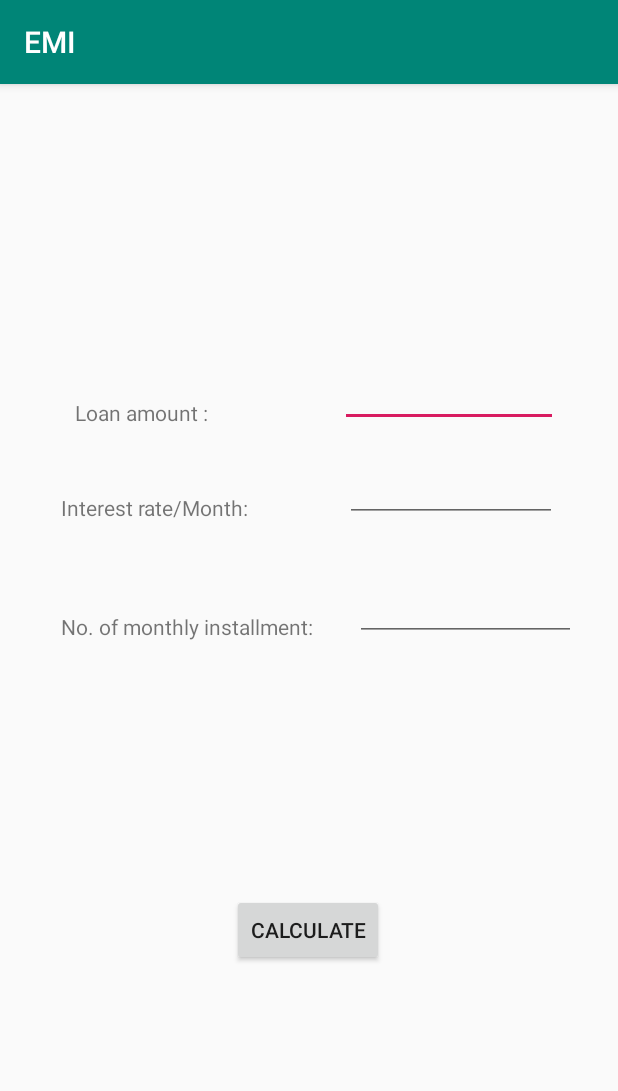
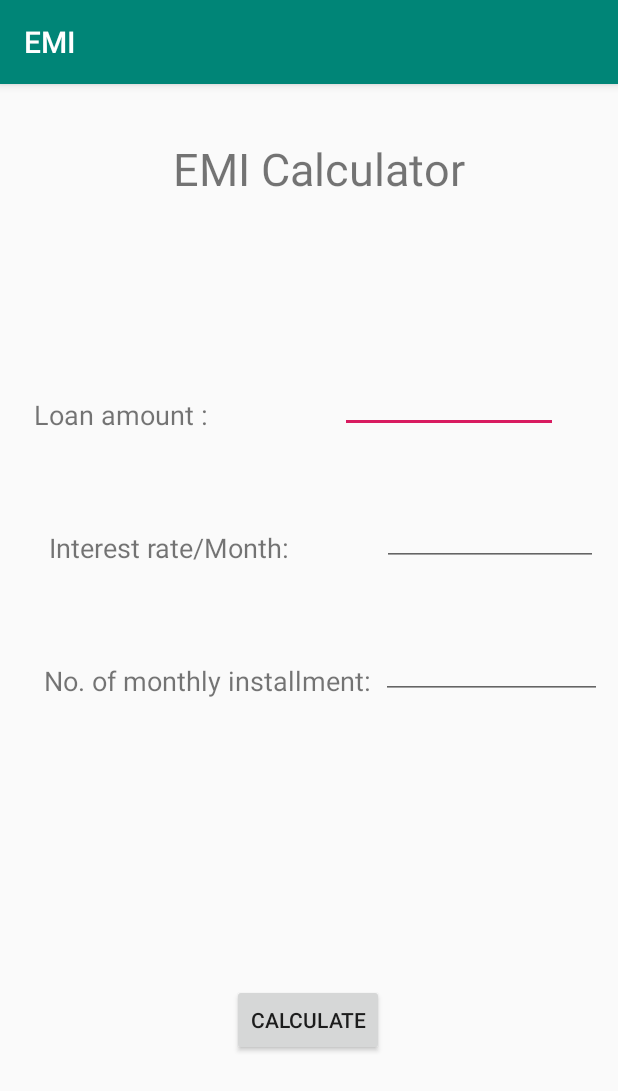
Before and after one commit to bxettri/EMIcalc, an Android app: the screen it shows after launch (MainActivity), on a phone screen of 412 x 824 dp. Shown: the top 1091 px of the screen. Run offline under Robolectric (Android 15) with nearby library versions, the phone set to English and light mode, and no system bars.

Commit message:
Complete Project

```diff
--- a/app/src/main/java/com/example/emi/MainActivity.java
+++ b/app/src/main/java/com/example/emi/MainActivity.java
@@ -3,12 +3,65 @@ package com.example.emi;
 import androidx.appcompat.app.AppCompatActivity;
 
 import android.os.Bundle;
+import android.view.View;
+import android.widget.Button;
+import android.widget.EditText;
+import android.widget.TextView;
 
-public class MainActivity extends AppCompatActivity {
+public class MainActivity extends AppCompatActivity implements View.OnClickListener {
+
+
+    EditText interest;
+    EditText principle;
+    EditText installments;
+    Button btnCalc;
+    TextView txtResult;
+
+
+
+
+
 
     @Override
     protected void onCreate(Bundle savedInstanceState) {
         super.onCreate(savedInstanceState);
         setContentView(R.layout.activity_main);
+
+        principle=findViewById(R.id.txtLoanAmt);
+        interest=findViewById(R.id.txtInterestRate);
+        installments=findViewById(R.id.txtInstallment);
+        txtResult=findViewById(R.id.txtResult);
+        btnCalc=findViewById(R.id.btnCalculate);
+        btnCalc.setOnClickListener(this);
+    }
+
+    @Override
+    public void onClick(View v) {
+
+        float emi;
+        float prin = Float.parseFloat(principle.getText().toString());
+        float inter = Float.parseFloat(interest.getText().toString());
+        float install = Float.parseFloat(installments.getText().toString());
+
+        emi= res(prin,inter,install);
+
+        txtResult.setText(String.format("EMI =%.2f", emi));
+
+
+
+    }
+
+    static float res (float princ, float rate, float time){
+        float emi, r,t, f1;
+        r=rate/100/12;
+        t=time*12;
+        f1 = (float)Math.pow(1+r,t);
+
+        emi=(princ*r*f1)/
+                (f1-1);
+
+        return emi;
+
+
     }
 }
--- a/app/src/main/res/layout/activity_main.xml
+++ b/app/src/main/res/layout/activity_main.xml
@@ -13,6 +13,7 @@
         android:layout_marginEnd="88dp"
         android:layout_marginRight="88dp"
         android:text="Loan amount :"
+        android:textSize="18sp"
         app:layout_constraintBottom_toBottomOf="parent"
         app:layout_constraintEnd_toStartOf="@+id/txtLoanAmt"
         app:layout_constraintLeft_toLeftOf="parent"
@@ -23,10 +24,11 @@
         android:id="@+id/textView2"
         android:layout_width="wrap_content"
         android:layout_height="wrap_content"
-        android:layout_marginTop="44dp"
+        android:layout_marginTop="64dp"
         android:text="Interest rate/Month:"
+        android:textSize="18sp"
         app:layout_constraintEnd_toEndOf="parent"
-        app:layout_constraintHorizontal_bias="0.143"
+        app:layout_constraintHorizontal_bias="0.129"
         app:layout_constraintStart_toStartOf="parent"
         app:layout_constraintTop_toBottomOf="@+id/textView" />
 
@@ -34,10 +36,11 @@
         android:id="@+id/textView3"
         android:layout_width="wrap_content"
         android:layout_height="wrap_content"
-        android:layout_marginTop="60dp"
+        android:layout_marginTop="64dp"
         android:text="No. of monthly installment:"
+        android:textSize="18sp"
         app:layout_constraintEnd_toEndOf="parent"
-        app:layout_constraintHorizontal_bias="0.168"
+        app:layout_constraintHorizontal_bias="0.152"
         app:layout_constraintStart_toStartOf="parent"
         app:layout_constraintTop_toBottomOf="@+id/textView2" />
 
@@ -54,15 +57,15 @@
 
     <EditText
         android:id="@+id/txtInterestRate"
-        android:layout_width="141dp"
-        android:layout_height="37dp"
+        android:layout_width="144dp"
+        android:layout_height="50dp"
         android:layout_marginStart="60dp"
         android:layout_marginLeft="60dp"
         android:ems="10"
         android:inputType="numberDecimal"
         app:layout_constraintBottom_toBottomOf="@+id/textView2"
         app:layout_constraintEnd_toEndOf="parent"
-        app:layout_constraintHorizontal_bias="0.09"
+        app:layout_constraintHorizontal_bias="0.111"
         app:layout_constraintStart_toEndOf="@+id/textView2" />
 
     <EditText
@@ -73,17 +76,41 @@
         android:inputType="numberDecimal"
         app:layout_constraintBottom_toBottomOf="@+id/textView3"
         app:layout_constraintEnd_toEndOf="parent"
+        app:layout_constraintHorizontal_bias="0.372"
         app:layout_constraintStart_toEndOf="@+id/textView3" />
 
     <Button
         android:id="@+id/btnCalculate"
         android:layout_width="wrap_content"
         android:layout_height="wrap_content"
-        android:layout_marginBottom="180dp"
+        android:layout_marginBottom="120dp"
         android:text="Calculate"
         app:layout_constraintBottom_toBottomOf="parent"
         app:layout_constraintEnd_toEndOf="parent"
         app:layout_constraintHorizontal_bias="0.498"
         app:layout_constraintStart_toStartOf="parent" />
 
+    <TextView
+        android:id="@+id/txtResult"
+        android:layout_width="183dp"
+        android:layout_height="49dp"
+        android:textSize="24sp"
+        app:layout_constraintBottom_toBottomOf="parent"
+        app:layout_constraintEnd_toEndOf="parent"
+        app:layout_constraintStart_toStartOf="parent"
+        app:layout_constraintTop_toTopOf="parent"
+        app:layout_constraintVertical_bias="0.675" />
+
+    <TextView
+        android:id="@+id/textView4"
+        android:layout_width="220dp"
+        android:layout_height="66dp"
+        android:layout_marginTop="36dp"
+        android:text="EMI Calculator"
+        android:textSize="30sp"
+        app:layout_constraintEnd_toEndOf="parent"
+        app:layout_constraintHorizontal_bias="0.6"
+        app:layout_constraintStart_toStartOf="parent"
+        app:layout_constraintTop_toTopOf="parent" />
+
 </androidx.constraintlayout.widget.ConstraintLayout>
```
